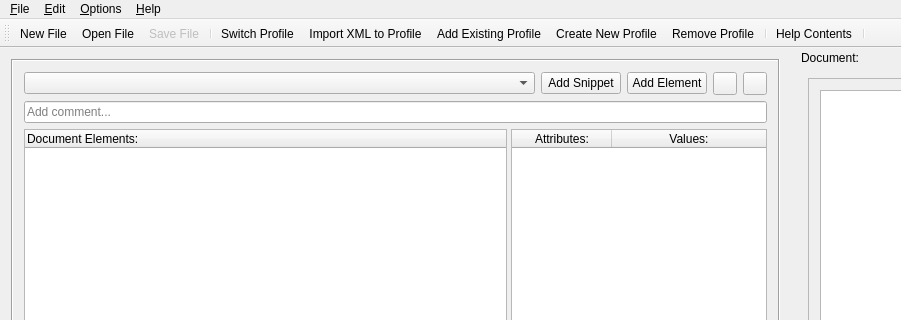
This is GCXMLGenerator/gcmainwindow.ui in goblincoding/xmlmill as Qt 5 draws it before an edit; both pictures show x 0 to 901 and y 0 to 320 of the 1099 by 659 pixel window. The edited form follows.
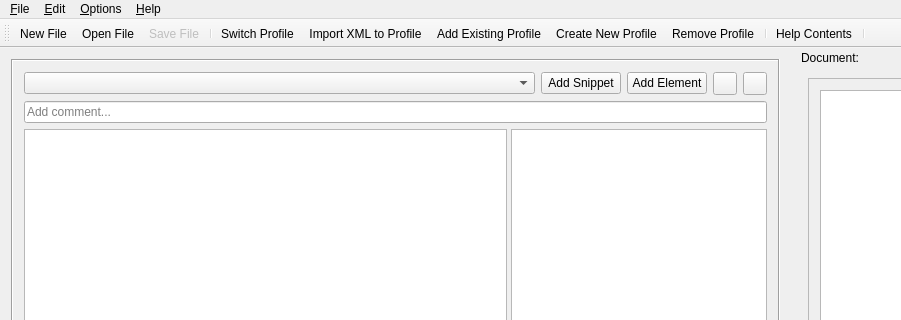
This is the edited form. Icons and pictures are not drawn. Custom widgets are drawn as their Qt base class.

Commit message: Tree items are no longer displayed verbose by default

```diff
--- a/GCXMLGenerator/gcmainwindow.ui
+++ b/GCXMLGenerator/gcmainwindow.ui
@@ -144,7 +144,7 @@
            <bool>true</bool>
           </property>
           <attribute name="headerVisible">
-           <bool>true</bool>
+           <bool>false</bool>
           </attribute>
           <column>
            <property name="text">
@@ -163,7 +163,7 @@
            <number>2</number>
           </property>
           <attribute name="horizontalHeaderVisible">
-           <bool>true</bool>
+           <bool>false</bool>
           </attribute>
           <attribute name="horizontalHeaderCascadingSectionResizes">
            <bool>true</bool>
```
Left out of the diff: 4 changed lines with no effect on the pictures. The commit also changes 2 other files.
